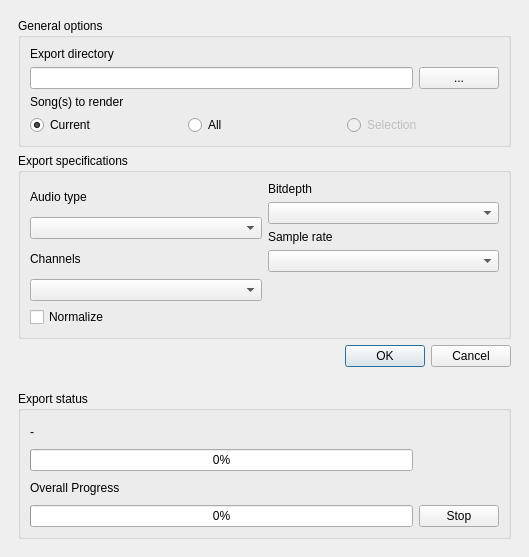
Before: the Qt Designer form src/traverso/ui/ExportWidget.ui in ErwanLegrand/Traverso-DAW, drawn with Qt 5.
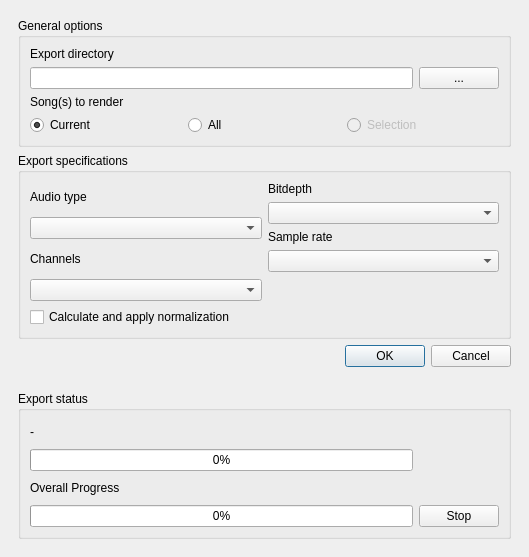
After: the same form once the commit is applied.

Commit message: * Better description for normalize checkbox

Diff of the .ui file:
```diff
--- a/src/traverso/ui/ExportWidget.ui
+++ b/src/traverso/ui/ExportWidget.ui
@@ -182,7 +182,7 @@
          <item>
           <widget class="QCheckBox" name="normalizeCheckBox" >
            <property name="text" >
-            <string>Normalize</string>
+            <string>Calculate and apply normalization</string>
            </property>
           </widget>
          </item>
```
